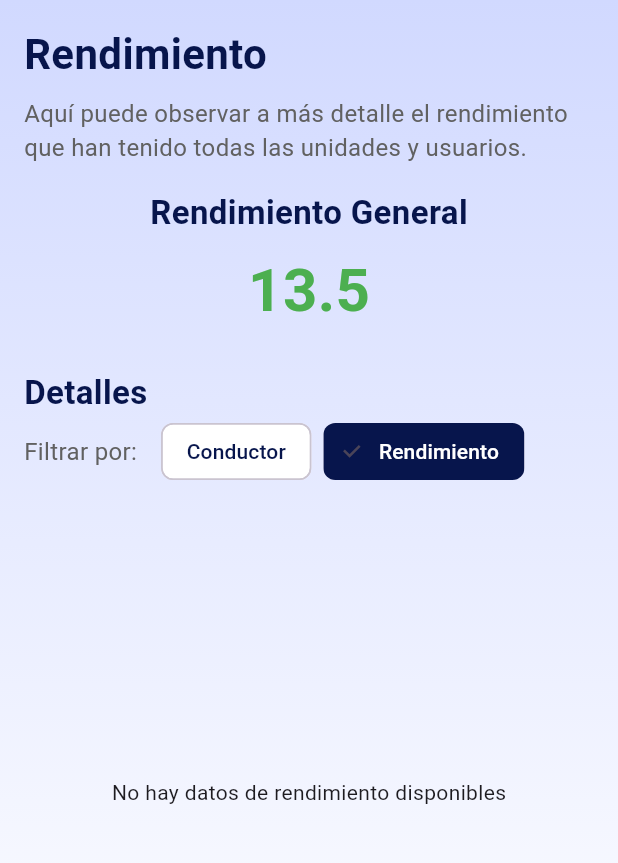
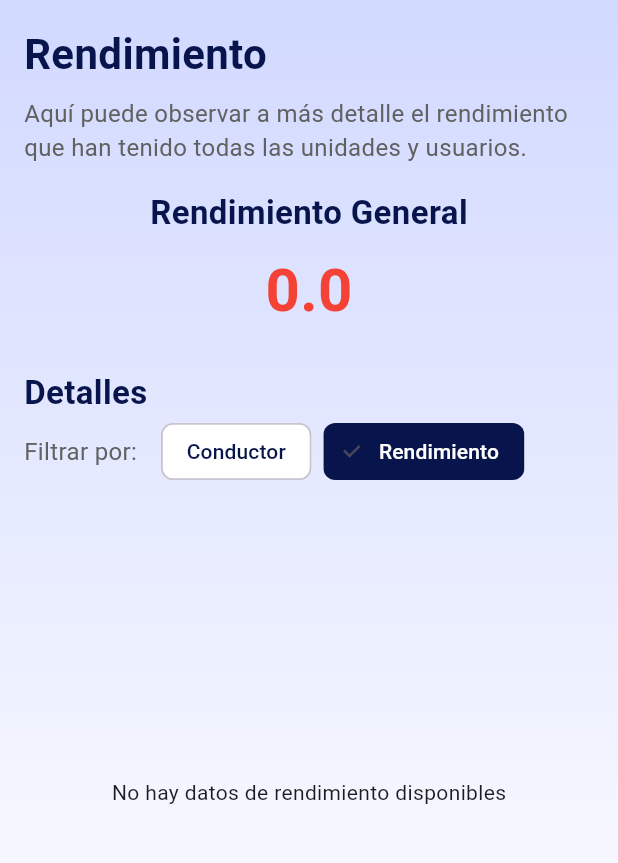
Before and after one commit to maugalcst/gastrack, a Flutter app: the PerformanceScreen screen opened directly, on a phone screen of 412 x 824 dp, the part 150-1013 px from its top. Run offline on Flutter 3.47's test engine with Material 3 defaults, Android fonts, the phone set to English and light mode, and no system bars; our stand-ins replace auto_size_text, cloud_firestore, device_info_plus, firebase_auth, firebase_core, firebase_storage and 3 more; missing offline and left inert: syncfusion_flutter_xlsio; accounts and stored records are empty.

Commit message:
performance_screen.dart terminado

```diff
--- a/lib/screens/admin/performance_screen.dart
+++ b/lib/screens/admin/performance_screen.dart
@@ -78,6 +78,23 @@ Future<double> calculateAveragePerformanceForEmployee(String email) async {
       return 0.0;
     }
   }
+
+  Future<double> calculateOverallAveragePerformance() async {
+    List<Map<String, dynamic>> employees = await getEmployees();
+    double totalPerformance = 0;
+    int count = 0;
+
+    for (var employee in employees) {
+      double performance = await calculateAveragePerformanceForEmployee(employee['email']);
+      if (performance > 0) {
+        totalPerformance += performance;
+        count++;
+      }
+    }
+
+    return count > 0 ? totalPerformance / count : 0.0;
+  }
+
 
   Future<List<Map<String, dynamic>>> getEmployeesWithPerformance() async {
     List<Map<String, dynamic>> employees = await getEmployees();
@@ -168,7 +185,14 @@ Future<double> calculateAveragePerformanceForEmployee(String email) async {
                 ),
                 SizedBox(height: 16),
                 Center(
-                  child: Column(
+                  child: FutureBuilder<double>(
+                    future: calculateOverallAveragePerformance(),
+                    builder: (context, snapshot) {
+                      if (snapshot.connectionState == ConnectionState.waiting) {
+                        return CircularProgressIndicator();
+                      }
+                      double overallAverage = snapshot.data ?? 0.0;
+                      return Column(
                         children: [
                           Text(
                             'Rendimiento General',
@@ -180,14 +204,16 @@ Future<double> calculateAveragePerformanceForEmployee(String email) async {
                           ),
                           SizedBox(height: 8),
                           Text(
-                        '13.5', // Placeholder de rendimiento general
+                            overallAverage.toStringAsFixed(1),
                             style: TextStyle(
                               fontSize: 40,
                               fontWeight: FontWeight.bold,
-                          color: Colors.green,
+                              color: overallAverage >= 10 ? Colors.green : Colors.red,
                             ),
                           ),
                         ],
+                      );
+                    },
                   ),
                 ),
                 SizedBox(height: 24),
```
Lines whose indentation alone changed are shown as unchanged.
